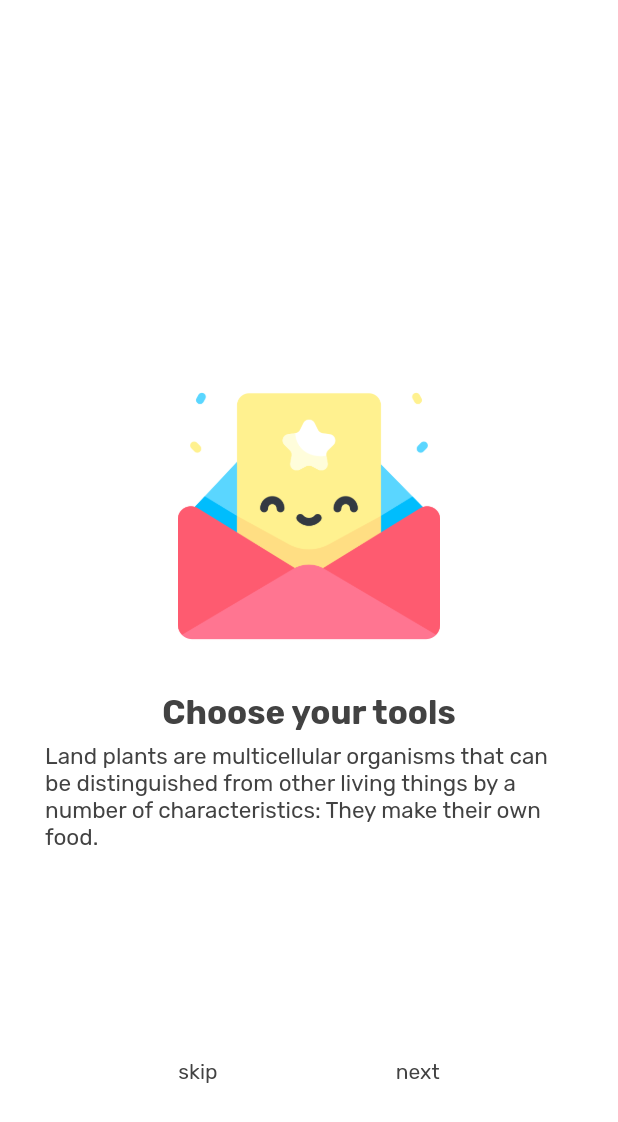
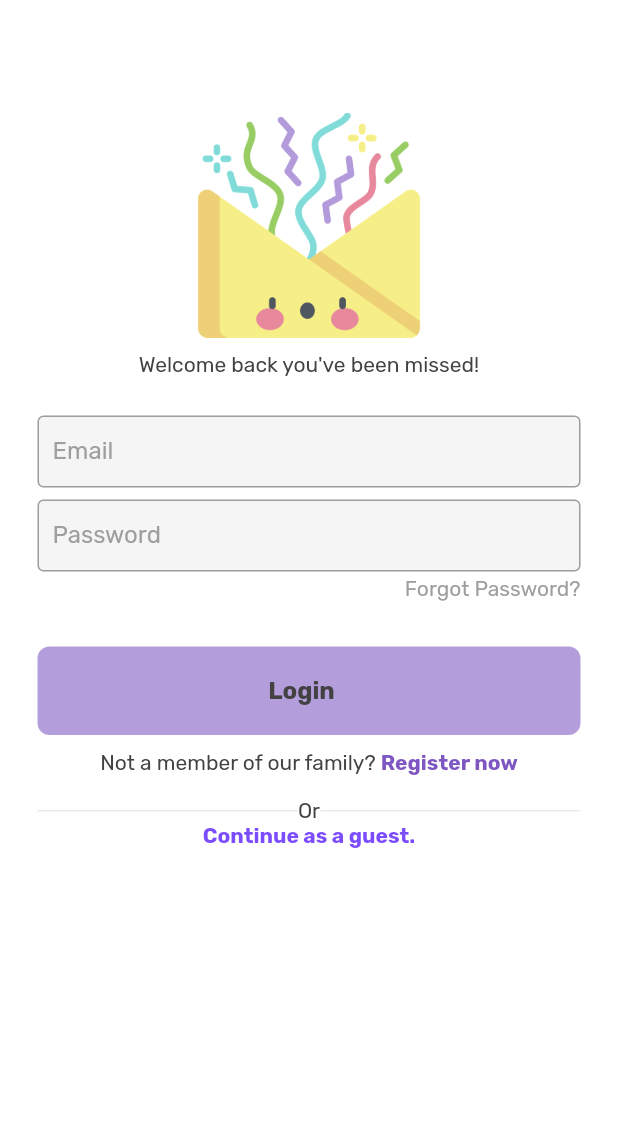
Before and after one commit to Tasneem-Zaareer/KRTI_app, a Flutter app: the screen it shows after launch, on a phone screen of 412 x 824 dp. Shown: the top 1122 px of the screen. Run offline on Flutter 3.47's test engine with Material 2 defaults, Android fonts, the light colour scheme and no system bars; our stand-ins replace cached_network_image, google_fonts.

Commit message:
create login view

```diff
--- /dev/null
+++ b/lib/features/login/presentation/views/login_view.dart
@@ -0,0 +1,137 @@
+import 'package:flutter/material.dart';
+import 'package:krti_app/features/login/presentation/views/register_view.dart';
+import 'package:krti_app/features/login/presentation/views/widgets/button.dart';
+import 'package:krti_app/features/login/presentation/views/widgets/text_field.dart';
+
+import '../../../app_home/presentation/view/app_home.dart';
+
+class LoginView extends StatelessWidget {
+  const LoginView({super.key});
+
+  @override
+  Widget build(BuildContext context) {
+    final emailController = TextEditingController();
+    final passwordController = TextEditingController();
+    return Scaffold(
+      body: Padding(
+          padding: const EdgeInsets.all(25.0),
+          child: ListView(
+            children: [
+              const SizedBox(height: 50),
+              Column(
+                children: [
+                  // Lottie.network(
+                  //     'https://lottie.host/6649afa9-8386-46d9-b323-0f988f08c0d0/84f1nT8Ihc.json',
+                  //     height: 250),
+                  Image.asset(
+                    'assets/images/icon3.png',
+                    height: 150,
+                  ),
+                  const SizedBox(height: 10),
+                  Text(
+                    'Welcome back you\'ve been missed!',
+                    style: TextStyle(color: Colors.grey.shade800),
+                  ),
+                  const SizedBox(height: 25),
+                  MyTextField(
+                    controller: emailController,
+                    hintText: 'Enter your email',
+                    label: 'Email',
+                    obscureText: false,
+                    mySuffixIcon: Icons.email,
+                  ),
+
+                  const SizedBox(height: 8),
+                  MyTextField(
+                    controller: passwordController,
+                    hintText: 'Enter your password',
+                    label: 'Password',
+                    obscureText: true,
+                    mySuffixIcon: Icons.lock,
+                  ),
+                  SizedBox(height: 3),
+                  Row(
+                    mainAxisAlignment: MainAxisAlignment.end,
+                    children: [
+                      Text(
+                        'Forgot Password?',
+                        style: TextStyle(
+                          color: Colors.grey.shade500,
+                          fontSize: 14,
+                        ),
+                      ),
+                    ],
+                  ),
+
+                  const SizedBox(height: 30),
+                  MyButton(
+                    text: 'Login',
+                    onTap: () async {
+                      // //get data and check if user exist
+                      // await getUserData();
+                    },
+                  ),
+                  const SizedBox(height: 10),
+                  Row(
+                    mainAxisAlignment: MainAxisAlignment.center,
+                    children: [
+                      const Text('Not a member of our family? '),
+                      GestureDetector(
+                        onTap: () {
+                          Navigator.push(
+                            context,
+                            MaterialPageRoute(
+                              builder: (context) {
+                                // return HomeTab();
+                                return const RegisterView();
+                              },
+                            ),
+                          );
+                        },
+                        child: Text(
+                          'Register now',
+                          style: TextStyle(
+                            color: Colors.deepPurple.shade400,
+                            fontWeight: FontWeight.bold,
+                          ),
+                        ),
+                      ),
+                    ],
+                  ),
+                  const SizedBox(
+                    height: 15,
+                  ),
+
+                  Row(
+                    children: [
+                      Expanded(child: Divider()),
+                      const Text('Or'),
+                      Expanded(child: Divider()),
+                    ],
+                  ),
+                  GestureDetector(
+                    onTap: () {
+                      Navigator.push(
+                        context,
+                        MaterialPageRoute(
+                          builder: (context) {
+                            return const AppHome();
+                          },
+                        ),
+                      );
+                    },
+                    child: const Text(
+                      'Continue as a guest.',
+                      style: TextStyle(
+                        color: Colors.deepPurpleAccent,
+                        fontWeight: FontWeight.bold,
+                      ),
+                    ),
+                  )
+                ],
+              ),
+            ],
+          )),
+    );
+  }
+}
--- /dev/null
+++ b/lib/features/login/presentation/views/register_view.dart
@@ -0,0 +1,14 @@
+import 'package:flutter/material.dart';
+
+class RegisterView extends StatelessWidget {
+  const RegisterView({super.key});
+
+  @override
+  Widget build(BuildContext context) {
+    return Scaffold(
+      body: Center(
+        child: Text('hi'),
+      ),
+    );
+  }
+}
--- /dev/null
+++ b/lib/features/login/presentation/views/widgets/button.dart
@@ -0,0 +1,40 @@
+import 'package:flutter/material.dart';
+
+class MyButton extends StatelessWidget {
+  const MyButton({super.key, required this.text, required this.onTap});
+
+  final text;
+  final void Function()? onTap;
+
+  @override
+  Widget build(BuildContext context) {
+    return GestureDetector(
+      onTap: onTap,
+      child: Container(
+        decoration: BoxDecoration(
+          color: Colors.deepPurple.shade200,
+          borderRadius: BorderRadius.all(
+            Radius.circular(8),
+          ),
+        ),
+        padding: const EdgeInsets.all(20),
+        child: Row(
+          mainAxisAlignment: MainAxisAlignment.center,
+          children: [
+            //Text
+            Text(
+              text,
+              style: TextStyle(
+                // color: Colors.white,
+                fontWeight: FontWeight.bold,
+                fontSize: 16,
+              ),
+            ),
+            const SizedBox(width: 10),
+            //const Icon(Icons.arrow_forward),
+          ],
+        ),
+      ),
+    );
+  }
+}
--- /dev/null
+++ b/lib/features/login/presentation/views/widgets/text_field.dart
@@ -0,0 +1,59 @@
+import 'package:flutter/material.dart';
+
+class MyTextField extends StatelessWidget {
+  const MyTextField(
+      {super.key,
+      required this.hintText,
+      required this.label,
+      this.controller,
+      required this.obscureText,
+      required this.mySuffixIcon});
+
+  final controller;
+  final String hintText;
+  final String label;
+  final bool obscureText;
+  final IconData mySuffixIcon;
+
+  @override
+  Widget build(BuildContext context) {
+    return TextField(
+      controller: controller,
+      obscureText: obscureText,
+      decoration: InputDecoration(
+        hintText: hintText,
+        hintStyle: TextStyle(color: Colors.grey.shade500),
+        label: Text(label),
+        labelStyle: TextStyle(color: Colors.grey.shade500),
+        //border: OutlineInputBorder(),
+        enabledBorder: OutlineInputBorder(
+          borderSide: BorderSide(
+            color: Colors.grey.shade500,
+            width: 1,
+          ),
+        ),
+        focusedBorder: OutlineInputBorder(
+          borderSide: BorderSide(
+            color: Colors.grey.shade500,
+            width: 2,
+          ),
+        ),
+        fillColor: Colors.grey.shade100,
+        filled: true,
+        contentPadding: const EdgeInsets.symmetric(
+          vertical: 10,
+          horizontal: 10,
+        ),
+        suffix: Icon(
+          mySuffixIcon,
+          color: Colors.grey.shade500,
+          size: 20,
+        ),
+      ),
+      onChanged: (email) {
+        // userEmail = email;
+      },
+      onSubmitted: (data) {},
+    );
+  }
+}
--- a/lib/features/on_boarding_screen/presentation/views/on_boarding_page.dart
+++ b/lib/features/on_boarding_screen/presentation/views/on_boarding_page.dart
@@ -1,5 +1,6 @@
 import 'package:flutter/material.dart';
 import '../../../app_home/presentation/view/app_home.dart';
+import '../../../login/presentation/views/login_view.dart';
 import 'intro_page_1.dart';
 import 'intro_page_2.dart';
 import 'intro_page_3.dart';
@@ -46,13 +47,12 @@ class _OnBoardingScreenState extends State<OnBoardingScreen> {
                   },
                   child: Text('skip'),
                 ),
-                onLastPage? GestureDetector(
+                onLastPage
+                    ? GestureDetector(
                         onTap: () {
-                    Navigator.push(
-                        context,
-                        MaterialPageRoute(
-                            builder: (context) {
-                              return const AppHome();
+                          Navigator.push(context,
+                              MaterialPageRoute(builder: (context) {
+                            return const LoginView();
                           }));
                         },
                         child: Text('let\'s go'),
--- a/lib/main.dart
+++ b/lib/main.dart
@@ -1,5 +1,6 @@
 import 'package:flutter/material.dart';
 import 'package:google_fonts/google_fonts.dart';
+import 'package:krti_app/features/login/presentation/views/login_view.dart';
 import 'package:krti_app/features/on_boarding_screen/presentation/views/on_boarding_page.dart';
 import 'features/splash_view/presentation/view/splash_view.dart';
 
@@ -24,7 +25,8 @@ class MyApp extends StatelessWidget {
         ),
         home: const Scaffold(
           // body: SplashView(),
-          body: OnBoardingScreen(),
+          //body: OnBoardingScreen(),
+          body: LoginView(),
 
         ));
   }
```
Also changed, not shown: assets/images/icon2.png (added), assets/images/icon3.png (added). Lines whose indentation alone changed are shown as unchanged.
